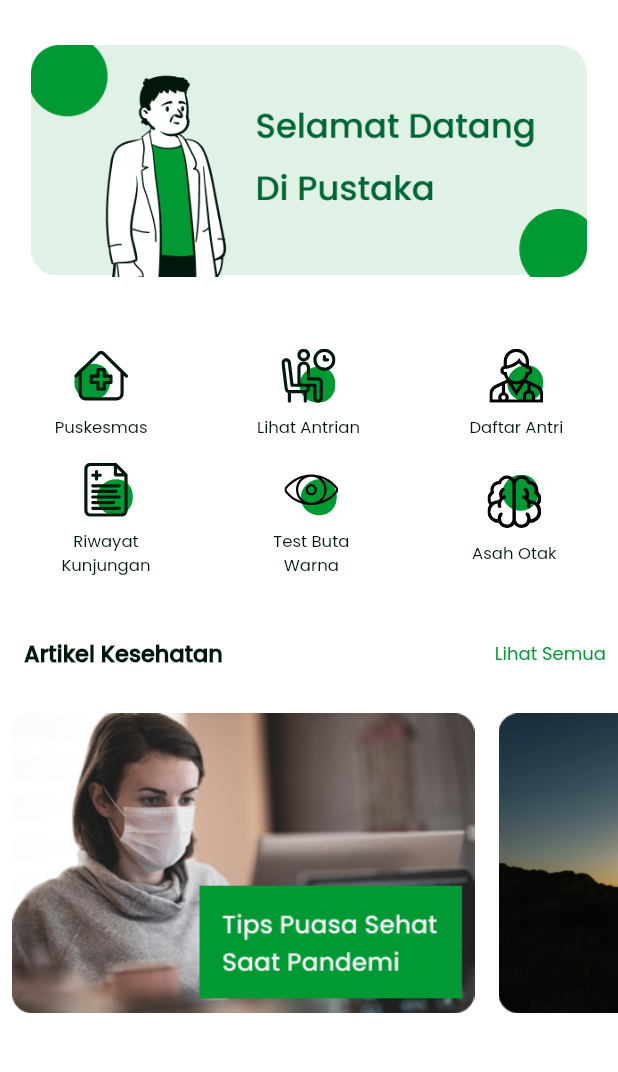
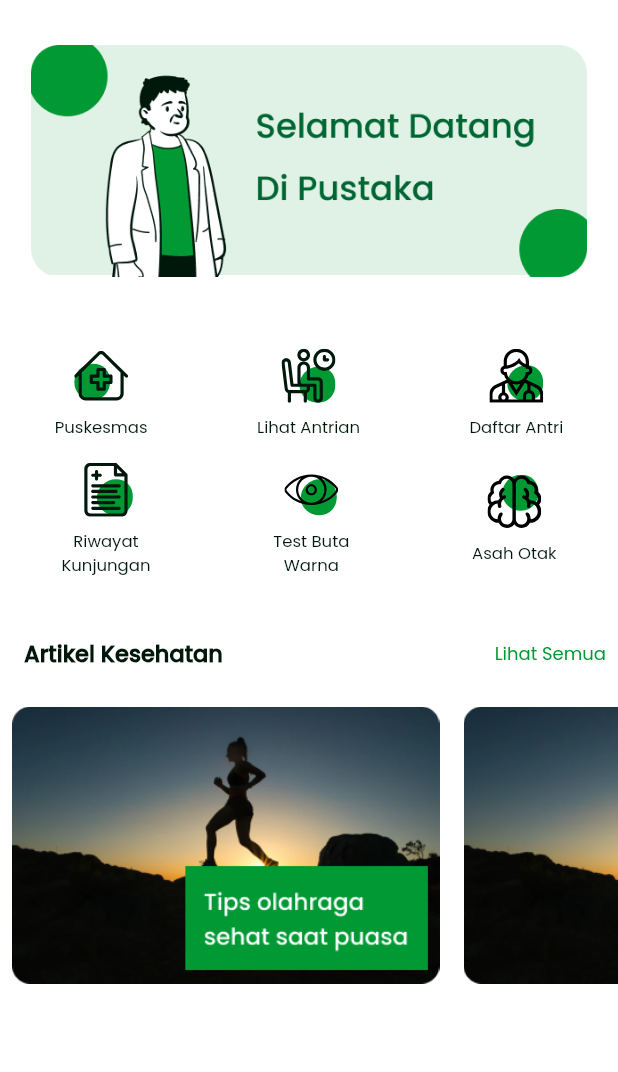
Before and after one commit to roningrum/pustaka_app, a Flutter app: the screen it shows after launch, on a phone screen of 412 x 824 dp, the part 63-1135 px from its top. Run offline on Flutter 3.47's test engine with Material 2 defaults, Android fonts, the phone set to English and light mode, and no system bars; our stand-ins replace flutter_svg.

Commit message:
Bisa Intent ke halaman lain

```diff
--- a/lib/main.dart
+++ b/lib/main.dart
@@ -1,5 +1,6 @@
 import 'package:flutter/material.dart';
 import 'package:pustaka_app/screens/home_screen.dart';
+import 'package:pustaka_app/screens/puskesmas_menu_screen.dart';
 
 void main() {
   runApp(MyApp());
@@ -13,7 +14,8 @@ class MyApp extends StatelessWidget {
       title: 'Pustaka App',
       initialRoute: HomeScreen.id,
       routes:{
-        HomeScreen.id : (context) => HomeScreen()
+        HomeScreen.id : (context) => HomeScreen(),
+        PuskesmasMenuScreen.id : (context) => PuskesmasMenuScreen()
       },
     );
   }
--- a/lib/screens/home_screen.dart
+++ b/lib/screens/home_screen.dart
@@ -1,5 +1,7 @@
 import 'package:flutter/material.dart';
 import 'package:pustaka_app/const.dart';
+import 'package:pustaka_app/screens/puskesmas_menu_screen.dart';
+import 'package:pustaka_app/widget/pustaka_artikel_list_item.dart';
 import 'package:pustaka_app/widget/pustaka_icon_menu.dart';
 
 class HomeScreen extends StatefulWidget {
@@ -40,17 +42,40 @@ class _HomeScreenState extends State<HomeScreen> {
                         Row(
                           mainAxisAlignment: MainAxisAlignment.spaceAround,
                           children: <Widget>[
-                            PustakaIconMenu(
+                            GestureDetector(
+                              child: Container(
+                                 child: PustakaIconMenu(
                                     images: 'assets/menu/puskesmas.svg',
                                     title: "Puskesmas",
                                   ),
-                            PustakaIconMenu(
+                              ),
+                              onTap: (){
+                                Navigator.push(context, MaterialPageRoute(builder: (context) => PuskesmasMenuScreen()));
+                              },
+                            ),
+
+                            GestureDetector(
+                              child: Container(
+                                 child: PustakaIconMenu(
                                    images: 'assets/menu/lihatantrian.svg',
                                    title: "Lihat Antrian",
                                  ),
-                            PustakaIconMenu(
+                              ),
+                              onTap: (){
+                                ScaffoldMessenger.of(context).showSnackBar(SnackBar(content: Text('Lihat Antrian')));
+                              },
+                            ),
+
+                            GestureDetector(
+                              child: Container(
+                                child:    PustakaIconMenu(
                                   images: 'assets/menu/daftarantri.svg',
                                   title: "Daftar Antri",
+                                ),
+                              ),
+                              onTap: (){
+                                ScaffoldMessenger.of(context).showSnackBar(SnackBar(content: Text('Daftar Antri')));
+                              },
                             ),
                           ],
                         ),
@@ -100,20 +125,18 @@ class _HomeScreenState extends State<HomeScreen> {
                     ),
                   ),
                   Container(
-                    margin: EdgeInsets.symmetric(vertical: 12.0),
                     height: 200.0,
                     child: ListView(
                       scrollDirection: Axis.horizontal,
                       children: <Widget>[
                         Padding(
                           padding: EdgeInsets.symmetric(horizontal: 8.0),
-                          child:
-                          Image.asset('assets/images/bannerartikel.png'),
+                          child: Image.asset('assets/images/bannerartikel2.png', width: 285, height: 220,),
                         ),
                         Padding(
                           padding: EdgeInsets.symmetric(horizontal: 8.0),
                           child:
-                          Image.asset('assets/images/bannerartikel2.png'),
+                          Image.asset('assets/images/bannerartikel2.png',width: 285, height: 220),
                         ),
                       ],
                     ),
```
Also changed, not shown: lib/screens/puskesmas_menu_screen.dart (added, +25 -0 lines), lib/widget/pustaka_artikel_list_item.dart (added, +29 -0 lines), assets/images/bannerartikel.png, assets/images/bannerartikl1.png (added), lib/widget/pustaka_artikel_dummy.dart (deleted). Lines whose indentation alone changed are shown as unchanged.
